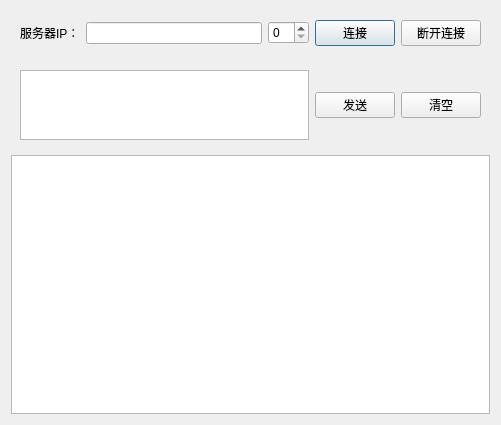
pc-nju/qt_tcp-udp, file dialogtcpclient.ui: the form before one commit.
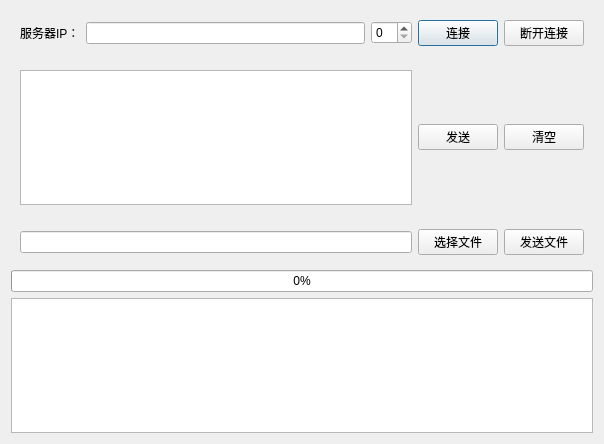
The form after the commit.

Commit message: 增加文件传输功能 20201208

```diff
--- a/dialogtcpclient.ui
+++ b/dialogtcpclient.ui
@@ -6,14 +6,14 @@
    <rect>
     <x>0</x>
     <y>0</y>
-    <width>501</width>
-    <height>425</height>
+    <width>604</width>
+    <height>444</height>
    </rect>
   </property>
   <property name="windowTitle">
    <string>Dialog</string>
   </property>
-  <layout class="QVBoxLayout" name="verticalLayout" stretch="1,5,15">
+  <layout class="QVBoxLayout" name="verticalLayout">
    <item>
     <widget class="QWidget" name="widget" native="true">
      <layout class="QHBoxLayout" name="horizontalLayout">
@@ -70,6 +70,36 @@
      </layout>
     </widget>
    </item>
+   <item>
+    <widget class="QWidget" name="widget_5" native="true">
+     <layout class="QHBoxLayout" name="horizontalLayout_3">
+      <item>
+       <widget class="QLineEdit" name="leFilePath"/>
+      </item>
+      <item>
+       <widget class="QPushButton" name="btnSelectFile">
+        <property name="text">
+         <string>选择文件</string>
+        </property>
+       </widget>
+      </item>
+      <item>
+       <widget class="QPushButton" name="btnSendFile">
+        <property name="text">
+         <string>发送文件</string>
+        </property>
+       </widget>
+      </item>
+     </layout>
+    </widget>
+   </item>
+   <item>
+    <widget class="QProgressBar" name="progressBar">
+     <property name="value">
+      <number>0</number>
+     </property>
+    </widget>
+   </item>
    <item>
     <widget class="QPlainTextEdit" name="plainTextEdit"/>
    </item>
```
The commit also changes 8 other files.
